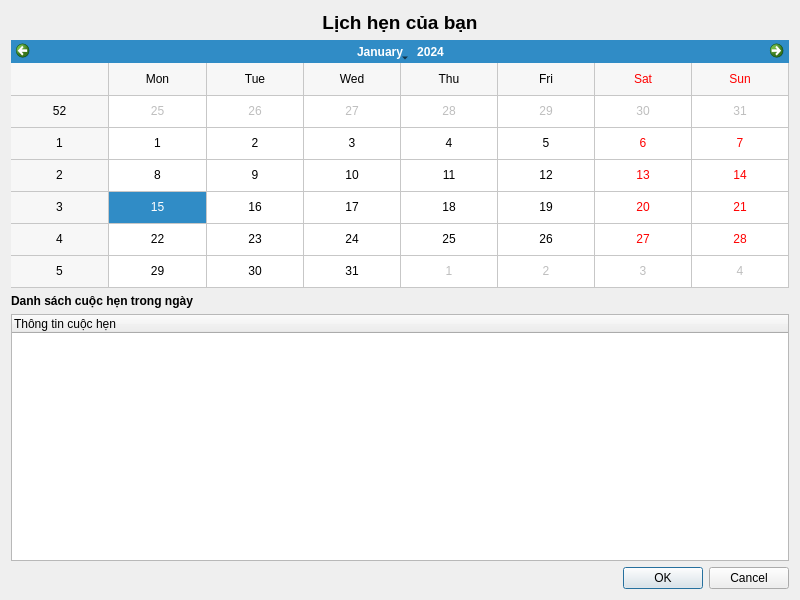
The window that src/views/teacherviews/viewweeklymeetingsdialog.ui (HuyenTranggg/Meeting_Scheduler_App) describes before a commit, drawn with Qt 5.
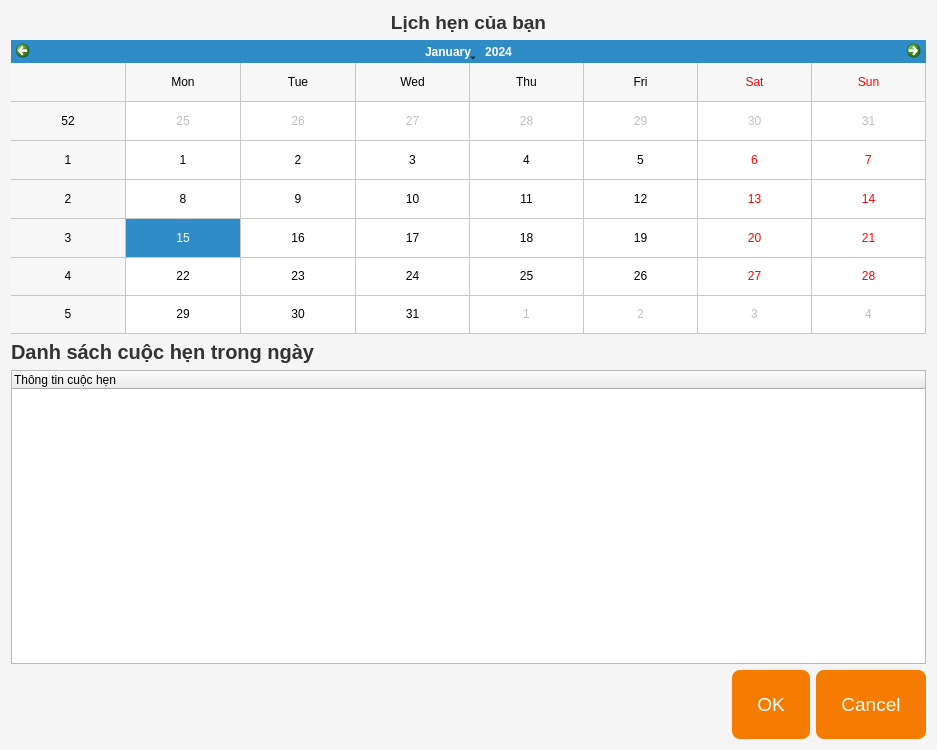
The same window after the commit.

Commit message: style lai giao dien

Diff of the .ui file:
```diff
--- a/src/views/teacherviews/viewweeklymeetingsdialog.ui
+++ b/src/views/teacherviews/viewweeklymeetingsdialog.ui
@@ -6,12 +6,55 @@
    <rect>
     <x>0</x>
     <y>0</y>
-    <width>800</width>
-    <height>600</height>
+    <width>937</width>
+    <height>750</height>
    </rect>
   </property>
   <property name="windowTitle">
-   <string>Lịch hẹn</string>
+   <string>Lịch hẹn theo tuần</string>
+  </property>
+  <property name="styleSheet">
+   <string notr="true">
+    QDialog {
+        background-color: #f5f5f5;
+        font-family: 'Segoe UI', Arial;
+    }
+    QLabel {
+        color: #333333;
+        font-size: 15pt;
+    }
+    QCalendarWidget {
+        background-color: white;
+        border: 2px solid #f57c00;
+        border-radius: 8px;
+    }
+    QListWidget {
+        background-color: white;
+        border: 2px solid #f57c00;
+        border-radius: 8px;
+        font-size: 14pt;
+        padding: 8px;
+    }
+    QListWidget::item {
+        padding: 10px;
+        margin: 3px;
+        border-bottom: 1px solid #e0e0e0;
+    }
+    QListWidget::item:selected {
+        background-color: #f57c00;
+        color: white;
+        border-radius: 6px;
+    }
+    QPushButton {
+        font-size: 14pt;
+        padding: 12px 25px;
+        border-radius: 8px;
+        min-height: 45px;
+        background-color: #f57c00;
+        color: white;
+        border: none;
+    }
+   </string>
   </property>
   <layout class="QVBoxLayout" name="verticalLayout">
    <item>
```
The commit also changes 26 other files.
